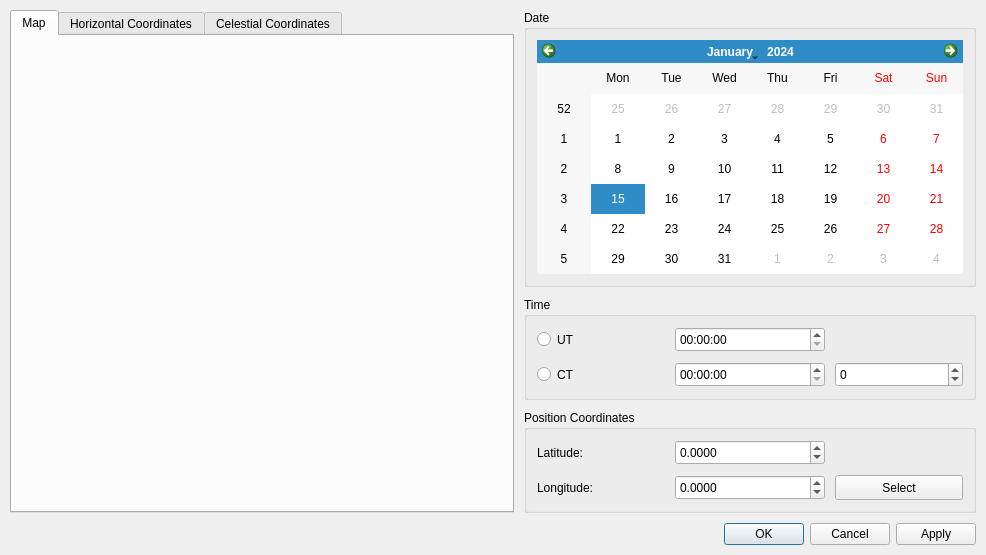
Before: the Qt Designer form TonatiuhProject/src/source/gui/sunpositioncalculatordialog.ui in iat-cener/tonatiuh, drawn with Qt 5.
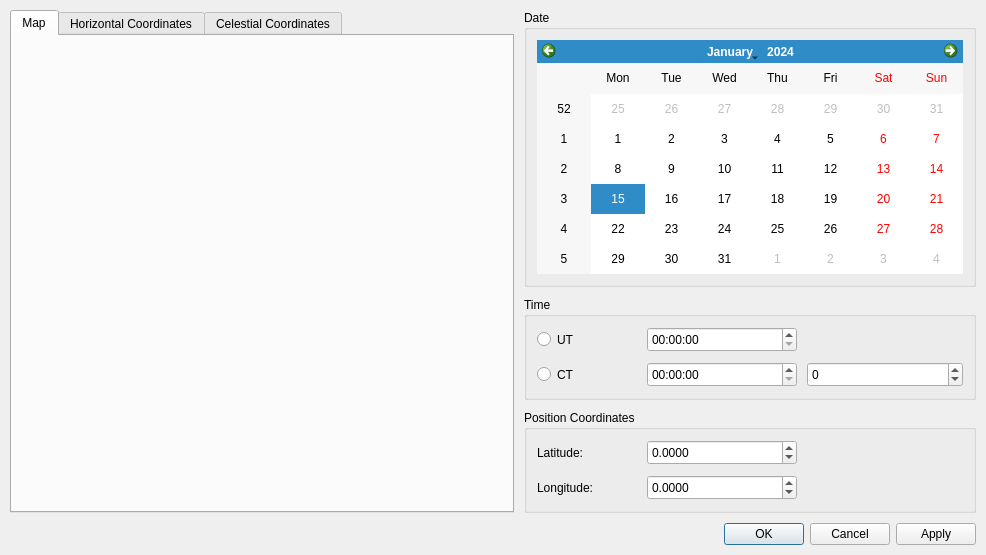
After: the same form once the commit is applied. Custom widgets are drawn as their Qt base class.

Commit message: concentrator location dialog deleted

Patch:
```diff
--- a/TonatiuhProject/src/source/gui/sunpositioncalculatordialog.ui
+++ b/TonatiuhProject/src/source/gui/sunpositioncalculatordialog.ui
@@ -187,6 +187,12 @@
             </item>
             <item row="1" column="2">
              <widget class="QSpinBox" name="zoneSpin">
+              <property name="sizePolicy">
+               <sizepolicy hsizetype="MinimumExpanding" vsizetype="Fixed">
+                <horstretch>0</horstretch>
+                <verstretch>0</verstretch>
+               </sizepolicy>
+              </property>
               <property name="minimumSize">
                <size>
                 <width>100</width>
@@ -280,18 +286,21 @@
               </property>
              </widget>
             </item>
-            <item row="1" column="2">
-             <widget class="QPushButton" name="selectButton">
-              <property name="minimumSize">
+            <item row="0" column="2">
+             <spacer name="horizontalSpacer">
+              <property name="orientation">
+               <enum>Qt::Horizontal</enum>
+              </property>
+              <property name="sizeType">
+               <enum>QSizePolicy::MinimumExpanding</enum>
+              </property>
+              <property name="sizeHint" stdset="0">
                <size>
-                <width>100</width>
-                <height>25</height>
+                <width>40</width>
+                <height>20</height>
                </size>
               </property>
-              <property name="text">
-               <string>Select</string>
-              </property>
-             </widget>
+             </spacer>
             </item>
            </layout>
           </widget>
```
The commit also changes 7 other files.
